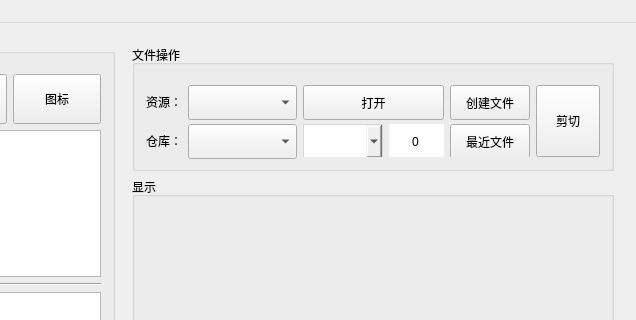
Old version of the form mainwindow.ui in the repository WeiMuYang/markdown-assistant; both pictures show x 199 to 835 and y 0 to 320 of the 835 by 688 pixel window.
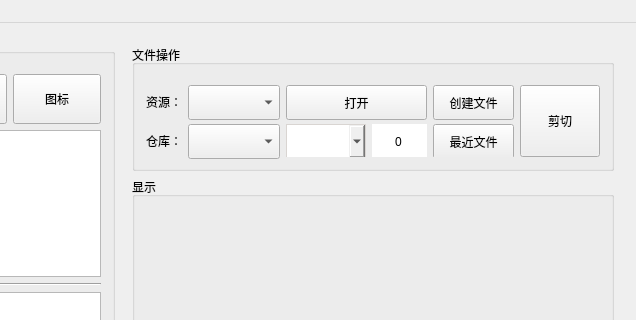
New version of the form.

Commit message: fixed:修改path控件的布局比例

```diff
--- a/mainwindow.ui
+++ b/mainwindow.ui
@@ -238,7 +238,7 @@
            <property name="title">
             <string>文件操作</string>
            </property>
-           <layout class="QHBoxLayout" name="horizontalLayout_4" stretch="3,2,3">
+           <layout class="QHBoxLayout" name="horizontalLayout_4" stretch="4,4,5">
             <property name="topMargin">
              <number>20</number>
             </property>
@@ -275,7 +275,7 @@
                   </property>
                   <property name="minimumSize">
                    <size>
-                    <width>80</width>
+                    <width>70</width>
                     <height>35</height>
                    </size>
                   </property>
@@ -314,7 +314,7 @@
                   </property>
                   <property name="minimumSize">
                    <size>
-                    <width>80</width>
+                    <width>70</width>
                     <height>35</height>
                    </size>
                   </property>
```
